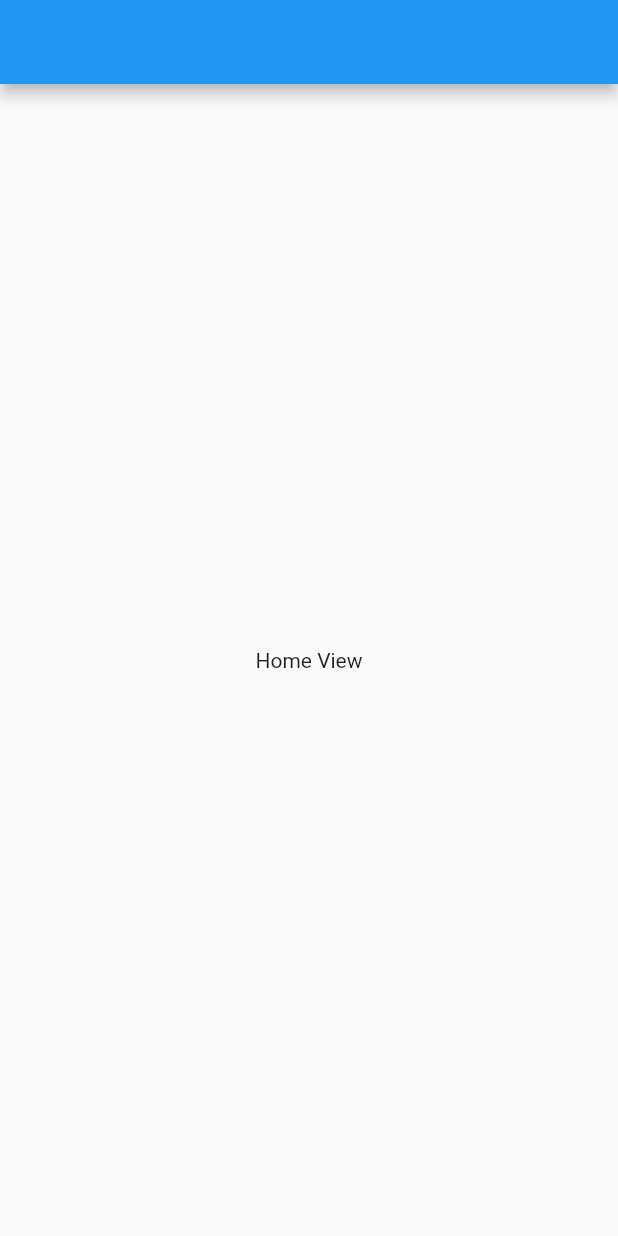
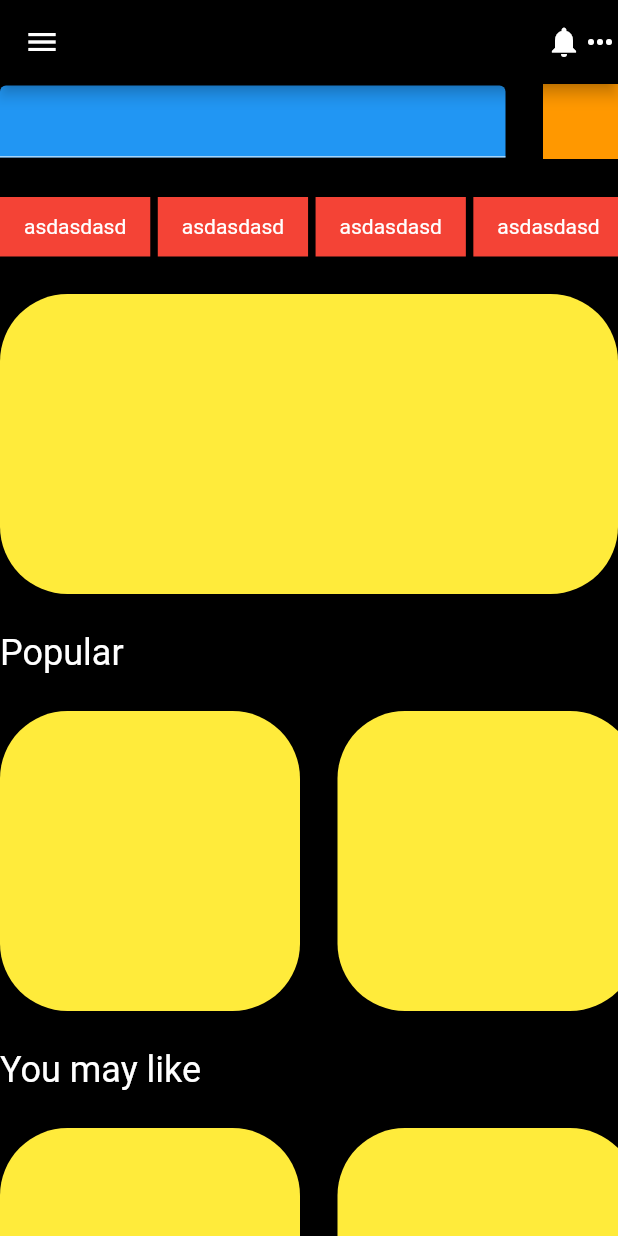
Before and after one commit to nadas00/fsc_ibb, a Flutter app: the screen it shows after launch, on a phone screen of 412 x 824 dp. Run offline on Flutter 3.47's test engine with Material 2 defaults, Android fonts, the light colour scheme and no system bars; our stand-ins replace equatable, get_it, logger, stacked, stacked_services; generated files the repository leaves out were written again.

Commit message:
home view dummy design created.

```diff
--- /dev/null
+++ b/lib/core/init/theme/app_theme.dart
@@ -0,0 +1,6 @@
+import 'package:flutter/material.dart';
+
+ThemeData get defaultTheme => ThemeData.dark().copyWith(
+      scaffoldBackgroundColor: Colors.black,
+      appBarTheme: const AppBarTheme().copyWith(color: Colors.black),
+    );
--- a/lib/main.dart
+++ b/lib/main.dart
@@ -1,4 +1,5 @@
 import 'package:flutter/material.dart';
+import 'package:fsc_ibb/core/init/theme/app_theme.dart';
 import 'package:stacked_services/stacked_services.dart';
 import 'package:flutter_gen/gen_l10n/app_localizations.dart';
 
@@ -22,6 +23,7 @@ class MyApp extends StatelessWidget {
       navigatorKey: locator<NavigationService>().navigatorKey,
       onGenerateRoute: router.Router.generateRoute,
       initialRoute: splashViewRoute,
+      theme: defaultTheme,
     );
   }
 }
--- a/lib/views/home/home_view.dart
+++ b/lib/views/home/home_view.dart
@@ -1,5 +1,8 @@
 import 'package:flutter/material.dart';
 import 'package:fsc_ibb/core/locator.dart';
+import 'package:fsc_ibb/widgets/category_menu_item/category_menu_item.dart';
+import 'package:fsc_ibb/widgets/show_cards/carousel_show_card_widget.dart';
+import 'package:fsc_ibb/widgets/show_cards/show_card_widget.dart';
 import 'package:stacked/stacked.dart';
 import 'home_view_model.dart';
 
@@ -11,9 +14,84 @@ class HomeView extends StatelessWidget {
     return ViewModelBuilder<HomeViewModel>.reactive(
       builder: (BuildContext context, HomeViewModel viewModel, Widget _) {
         return Scaffold(
-          appBar: AppBar(),
-          body: const Center(
-            child: Text('Home View'),
+          appBar: AppBar(
+            leading: const Icon(Icons.menu),
+            actions: const [Icon(Icons.notifications), Icon(Icons.more_horiz)],
+          ),
+          body: SingleChildScrollView(
+            child: Column(
+              children: [
+                Row(
+                  children: [
+                    const Flexible(
+                      child: TextField(
+                        decoration: InputDecoration(filled: true, fillColor: Colors.blue),
+                      ),
+                    ),
+                    const SizedBox(
+                      width: 25,
+                    ),
+                    Container(
+                      width: 50,
+                      height: 50,
+                      color: Colors.orange,
+                    ),
+                  ],
+                ),
+                const SizedBox(
+                  height: 25,
+                ),
+                SingleChildScrollView(
+                  scrollDirection: Axis.horizontal,
+                  child: Row(
+                    children: const [
+                      CategoryMenuItem(),
+                      CategoryMenuItem(),
+                      CategoryMenuItem(),
+                      CategoryMenuItem(),
+                      CategoryMenuItem(),
+                    ],
+                  ),
+                ),
+                const SizedBox(height: 25),
+                const CarouselShowCard(),
+                const SizedBox(height: 25),
+                Align(
+                  alignment: Alignment.centerLeft,
+                  child: Text(
+                    "Popular",
+                    style: Theme.of(context).textTheme.headline5,
+                  ),
+                ),
+                const SizedBox(height: 25),
+                SingleChildScrollView(
+                  scrollDirection: Axis.horizontal,
+                  child: Row(children: const [
+                    ShowCard(),
+                    SizedBox(width: 25),
+                    ShowCard(),
+                  ]),
+                ),
+                const SizedBox(height: 25),
+                Align(
+                  alignment: Alignment.centerLeft,
+                  child: Text(
+                    "You may like",
+                    style: Theme.of(context).textTheme.headline5,
+                  ),
+                ),
+                const SizedBox(height: 25),
+                SingleChildScrollView(
+                  scrollDirection: Axis.horizontal,
+                  child: Row(children: const [
+                    ShowCard(),
+                    SizedBox(width: 25),
+                    ShowCard(),
+                  ]),
+                ),
+                SizedBox(height: MediaQuery.of(context).viewPadding.bottom+25),
+              ],
+            ),
           ),
         );
       },
--- /dev/null
+++ b/lib/widgets/category_menu_item/category_menu_item.dart
@@ -0,0 +1,20 @@
+
+import 'package:flutter/material.dart';
+
+class CategoryMenuItem extends StatelessWidget {
+  const CategoryMenuItem({
+    Key key,
+  }) : super(key: key);
+
+  @override
+  Widget build(BuildContext context) {
+    return Container(
+      margin: const EdgeInsets.only(right: 5),
+      padding: const EdgeInsets.symmetric(horizontal: 16.0),
+      alignment: Alignment.center,
+      height: 40,
+      color: Colors.red,
+      child: const Text("asdasdasd"),
+    );
+  }
+}
--- /dev/null
+++ b/lib/widgets/show_cards/carousel_show_card_widget.dart
@@ -0,0 +1,18 @@
+import 'package:flutter/material.dart';
+
+class CarouselShowCard extends StatelessWidget {
+  const CarouselShowCard({
+    Key key,
+  }) : super(key: key);
+
+  @override
+  Widget build(BuildContext context) {
+    return Container(
+      decoration: BoxDecoration(
+        color: Colors.yellow,
+        borderRadius: BorderRadius.circular(45),
+      ),
+      height: 200,
+    );
+  }
+}
--- /dev/null
+++ b/lib/widgets/show_cards/show_card_widget.dart
@@ -0,0 +1,19 @@
+import 'package:flutter/material.dart';
+
+class ShowCard extends StatelessWidget {
+  const ShowCard({
+    Key key,
+  }) : super(key: key);
+
+  @override
+  Widget build(BuildContext context) {
+    return Container(
+      decoration: BoxDecoration(
+        color: Colors.yellow,
+        borderRadius: BorderRadius.circular(45),
+      ),
+      height: 200,
+      width: 200,
+    );
+  }
+}
```
